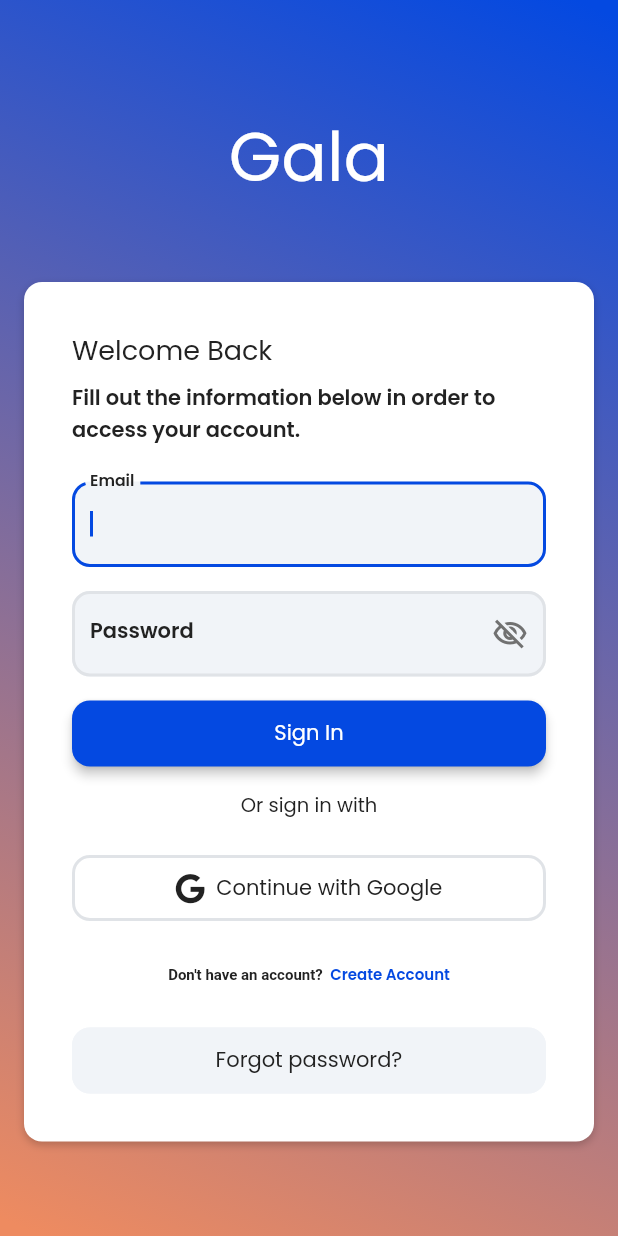
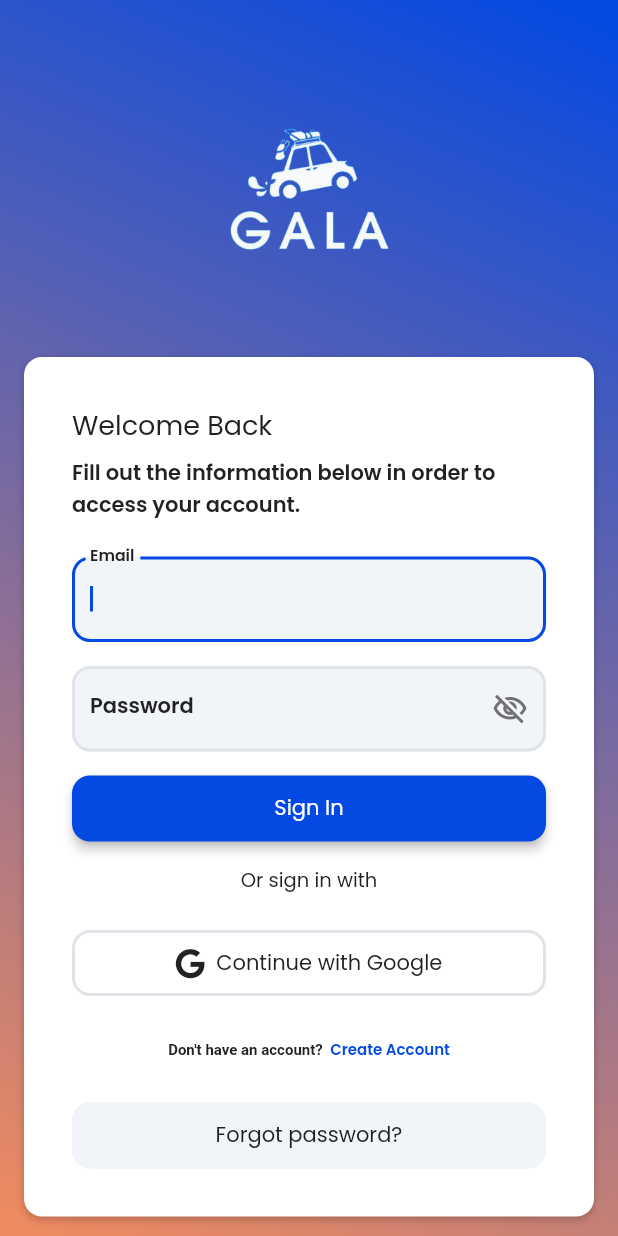
Before and after one commit to primemerchantapp/reimagined-palm-tree, a Flutter app: the screen it shows after launch, after a tap on an icon or button, on a phone screen of 412 x 824 dp. Run offline on Flutter 3.47's test engine with Material 3 defaults, Android fonts, the phone set to English and light mode, and no system bars; drawn by our look-alikes of auto_size_text, flutter_animate; our stand-ins replace cached_network_image, cloud_firestore, dropdown_button2, firebase_auth, firebase_core, flutter_rating_bar and 13 more; missing offline and left inert: json_path; accounts and stored records are empty.

Commit message:
Updating to latest FlutterFlow output.

```diff
--- a/lib/account_profile_creation/auth_2_create/auth2_create_widget.dart
+++ b/lib/account_profile_creation/auth_2_create/auth2_create_widget.dart
@@ -119,34 +119,23 @@ class _Auth2CreateWidgetState extends State<Auth2CreateWidget>
               mainAxisAlignment: MainAxisAlignment.center,
               children: [
                 Padding(
-                  padding: EdgeInsetsDirectional.fromSTEB(0.0, 70.0, 0.0, 32.0),
+                  padding: EdgeInsetsDirectional.fromSTEB(0.0, 45.0, 0.0, 16.0),
                   child: Container(
-                    width: 200.0,
-                    height: 70.0,
+                    width: 150.0,
+                    height: 150.0,
                     decoration: BoxDecoration(
                       borderRadius: BorderRadius.circular(16.0),
                     ),
                     alignment: AlignmentDirectional(0.0, 0.0),
-                    child: Row(
-                      mainAxisSize: MainAxisSize.max,
-                      mainAxisAlignment: MainAxisAlignment.center,
-                      children: [
-                        Text(
-                          'Gala',
-                          style: FlutterFlowTheme.of(context)
-                              .displaySmall
-                              .override(
-                                fontFamily: FlutterFlowTheme.of(context)
-                                    .displaySmallFamily,
-                                color: FlutterFlowTheme.of(context).info,
-                                fontSize: 45.0,
-                                letterSpacing: 0.0,
-                                useGoogleFonts: GoogleFonts.asMap().containsKey(
-                                    FlutterFlowTheme.of(context)
-                                        .displaySmallFamily),
-                              ),
-                        ),
-                      ],
+                    child: ClipRRect(
+                      borderRadius: BorderRadius.circular(8.0),
+                      child: Image.asset(
+                        'assets/images/Untitled_design_(1).png',
+                        width: 120.0,
+                        height: 120.0,
+                        fit: BoxFit.contain,
+                        alignment: Alignment(0.0, 0.0),
+                      ),
                     ),
                   ),
                 ),
--- a/lib/account_profile_creation/auth_2_login/auth2_login_widget.dart
+++ b/lib/account_profile_creation/auth_2_login/auth2_login_widget.dart
@@ -120,32 +120,20 @@ class _Auth2LoginWidgetState extends State<Auth2LoginWidget>
                 Padding(
                   padding: EdgeInsetsDirectional.fromSTEB(0.0, 70.0, 0.0, 32.0),
                   child: Container(
-                    width: 200.0,
-                    height: 70.0,
+                    width: 120.0,
+                    height: 120.0,
                     decoration: BoxDecoration(
                       borderRadius: BorderRadius.circular(16.0),
                     ),
                     alignment: AlignmentDirectional(0.0, 0.0),
-                    child: Row(
-                      mainAxisSize: MainAxisSize.max,
-                      mainAxisAlignment: MainAxisAlignment.center,
-                      children: [
-                        Text(
-                          'Gala',
-                          style: FlutterFlowTheme.of(context)
-                              .displaySmall
-                              .override(
-                                fontFamily: FlutterFlowTheme.of(context)
-                                    .displaySmallFamily,
-                                color: FlutterFlowTheme.of(context).info,
-                                fontSize: 45.0,
-                                letterSpacing: 0.0,
-                                useGoogleFonts: GoogleFonts.asMap().containsKey(
-                                    FlutterFlowTheme.of(context)
-                                        .displaySmallFamily),
-                              ),
-                        ),
-                      ],
+                    child: ClipRRect(
+                      borderRadius: BorderRadius.circular(8.0),
+                      child: Image.asset(
+                        'assets/images/Untitled_design_(1).png',
+                        width: 200.0,
+                        height: 200.0,
+                        fit: BoxFit.cover,
+                      ),
                     ),
                   ),
                 ),
```
Also changed, not shown: lib/account_profile_creation/auth_2_create_profile/auth2_create_profile_widget.dart (+10 -22 lines), lib/account_profile_creation/auth_2_forgot_password/auth2_forgot_password_widget.dart (+10 -22 lines), assets/images/Untitled_design_(1).png (added).
